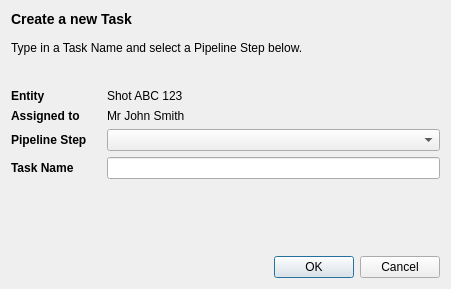
Qt form resources/new_task.ui (nebukadhezer/tk-multi-opennotes) before a commit.
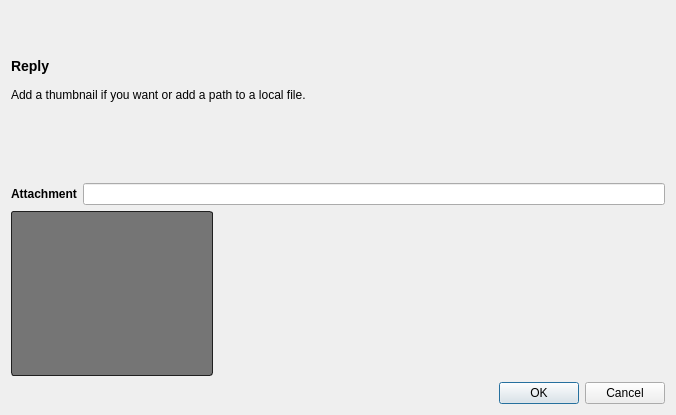
The same form after that commit. Custom widgets are drawn as their Qt base class.

Commit message: tried to get thumbs up and running... reply dialog sketched out

What changed in the file:
```diff
--- a/resources/new_task.ui
+++ b/resources/new_task.ui
@@ -6,120 +6,104 @@
    <rect>
     <x>0</x>
     <y>0</y>
-    <width>451</width>
-    <height>289</height>
+    <width>676</width>
+    <height>415</height>
    </rect>
   </property>
   <property name="windowTitle">
    <string>Dialog</string>
   </property>
-  <layout class="QVBoxLayout" name="verticalLayout">
-   <item>
+  <layout class="QGridLayout" name="gridLayout">
+   <item row="0" column="0" colspan="2">
     <widget class="QLabel" name="label_3">
      <property name="text">
-      <string>&lt;b&gt;&lt;big&gt;Create a new Task&lt;/big&gt;&lt;/b&gt;
-&lt;br&gt;&lt;br&gt;
-Type in a Task Name and select a Pipeline Step below.
-&lt;br&gt;&lt;br&gt;</string>
+      <string>&lt;html&gt;&lt;head/&gt;&lt;body&gt;&lt;p&gt;&lt;span style=&quot; font-size:large; font-weight:600;&quot;&gt;Reply&lt;/span&gt;&lt;br/&gt;&lt;br/&gt;Add a thumbnail if you want or add a path to a local file.&lt;br/&gt;&lt;br/&gt;&lt;/p&gt;&lt;/body&gt;&lt;/html&gt;</string>
      </property>
      <property name="wordWrap">
       <bool>true</bool>
      </property>
     </widget>
    </item>
-   <item>
-    <layout class="QGridLayout" name="gridLayout">
-     <property name="horizontalSpacing">
-      <number>20</number>
+   <item row="1" column="0">
+    <widget class="QLabel" name="label_2">
+     <property name="font">
+      <font>
+       <weight>75</weight>
+       <bold>true</bold>
+      </font>
      </property>
-     <item row="2" column="0">
-      <widget class="QLabel" name="label_4">
-       <property name="font">
-        <font>
-         <weight>75</weight>
-         <bold>true</bold>
-        </font>
+     <property name="text">
+      <string>Attachment</string>
+     </property>
+    </widget>
+   </item>
+   <item row="1" column="1">
+    <widget class="QLineEdit" name="attachment"/>
+   </item>
+   <item row="2" column="0" colspan="2">
+    <layout class="QHBoxLayout" name="horizontalLayout_6">
+     <property name="spacing">
+      <number>0</number>
+     </property>
+     <item>
+      <widget class="QFrame" name="thumbnail_frame">
+       <property name="styleSheet">
+        <string notr="true">#thumbnail_frame {
+border-style: solid;
+border-color: rgb(32,32,32);
+border-width: 1px;
+border-radius: 3px;
+background: rgb(117,117,117);
+}</string>
        </property>
-       <property name="text">
-        <string>Entity</string>
+       <property name="frameShape">
+        <enum>QFrame::StyledPanel</enum>
        </property>
-      </widget>
-     </item>
-     <item row="2" column="1">
-      <widget class="QLabel" name="entity">
-       <property name="text">
-        <string>Shot ABC 123</string>
+       <property name="frameShadow">
+        <enum>QFrame::Raised</enum>
        </property>
+       <layout class="QHBoxLayout" name="horizontalLayout_3">
+        <property name="margin">
+         <number>0</number>
+        </property>
+        <item>
+         <widget class="ThumbnailWidget" name="thumbnail_widget" native="true">
+          <property name="minimumSize">
+           <size>
+            <width>200</width>
+            <height>130</height>
+           </size>
+          </property>
+          <property name="maximumSize">
+           <size>
+            <width>200</width>
+            <height>130</height>
+           </size>
+          </property>
+          <property name="styleSheet">
+           <string notr="true"/>
+          </property>
+         </widget>
+        </item>
+       </layout>
       </widget>
      </item>
-     <item row="3" column="0">
-      <widget class="QLabel" name="label_6">
-       <property name="font">
-        <font>
-         <weight>75</weight>
-         <bold>true</bold>
-        </font>
+     <item>
+      <spacer name="horizontalSpacer_4">
+       <property name="orientation">
+        <enum>Qt::Horizontal</enum>
        </property>
-       <property name="text">
-        <string>Assigned to</string>
+       <property name="sizeHint" stdset="0">
+        <size>
+         <width>0</width>
+         <height>20</height>
+        </size>
        </property>
-      </widget>
-     </item>
-     <item row="3" column="1">
-      <widget class="QLabel" name="assigned_to">
-       <property name="text">
-        <string>Mr John Smith</string>
-       </property>
-      </widget>
-     </item>
-     <item row="4" column="0">
-      <widget class="QLabel" name="label">
-       <property name="font">
-        <font>
-         <weight>75</weight>
-         <bold>true</bold>
-        </font>
-       </property>
-       <property name="text">
-        <string>Pipeline Step</string>
-       </property>
-      </widget>
-     </item>
-     <item row="4" column="1">
-      <widget class="QComboBox" name="pipeline_step"/>
-     </item>
-     <item row="5" column="0">
-      <widget class="QLabel" name="label_2">
-       <property name="font">
-        <font>
-         <weight>75</weight>
-         <bold>true</bold>
-        </font>
-       </property>
-       <property name="text">
-        <string>Task Name</string>
-       </property>
-      </widget>
-     </item>
-     <item row="5" column="1">
-      <widget class="QLineEdit" name="task_name"/>
+      </spacer>
      </item>
     </layout>
    </item>
-   <item>
-    <spacer name="verticalSpacer">
-     <property name="orientation">
-      <enum>Qt::Vertical</enum>
-     </property>
-     <property name="sizeHint" stdset="0">
-      <size>
-       <width>20</width>
-       <height>19</height>
-      </size>
-     </property>
-    </spacer>
-   </item>
-   <item>
+   <item row="3" column="0" colspan="2">
     <widget class="QDialogButtonBox" name="buttonBox">
      <property name="orientation">
       <enum>Qt::Horizontal</enum>
@@ -131,6 +115,14 @@
    </item>
   </layout>
  </widget>
+ <customwidgets>
+  <customwidget>
+   <class>ThumbnailWidget</class>
+   <extends>QWidget</extends>
+   <header>..publish_details_form</header>
+   <container>1</container>
+  </customwidget>
+ </customwidgets>
  <resources/>
  <connections>
   <connection>
```
Left out of the diff: 5 changed lines with no effect on the pictures. The commit also changes 7 other files.
